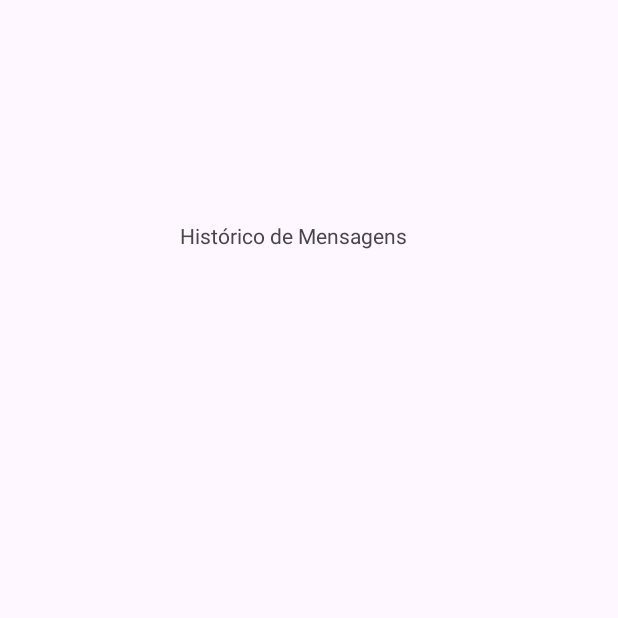
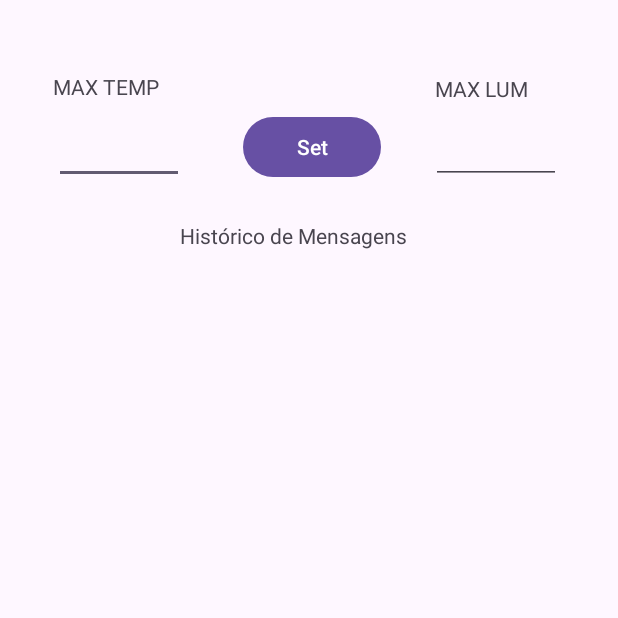
Before and after one commit to DistributedSystems-UFG/mobile-mqtt-client-joaomariofm, an Android app: the screen it shows after launch (MainActivity), on a phone screen of 412 x 824 dp, the top half of it. Run offline under Robolectric (Android 15) with nearby library versions, the phone set to English and light mode, and no system bars; libraries missing offline, so code that uses them is left out: com.hivemq.client; 4 statements that could not run were skipped.

Commit message:
adding max temperature and luminosity feature

```diff
--- a/app/src/main/java/com/example/basicandroidmqttclient/MainActivity.java
+++ b/app/src/main/java/com/example/basicandroidmqttclient/MainActivity.java
@@ -4,6 +4,7 @@ import androidx.appcompat.app.AppCompatActivity;
 
 
 import android.app.Activity;
+import android.content.Intent;
 import android.os.Bundle;
 
 import android.util.Log;
@@ -24,7 +25,7 @@ import java.util.List;
 import java.util.UUID;
 
 public class MainActivity extends AppCompatActivity {
-    public static final String brokerURI = "54.234.202.106";
+    public static final String brokerURI = "23.21.17.173";
 
     Activity thisActivity;
 
@@ -44,6 +45,35 @@ public class MainActivity extends AppCompatActivity {
         simpleList.setAdapter(arrayAdapter);
 
         this.topicSubscription();
+    }
+
+    public void publishMaxValues(View view) {
+        String maxTemperatureTopic = "/set-max-temperature";
+        String maxLuminosityTopic = "/set-max-luminosity";
+
+        EditText maxTemp = (EditText) findViewById(R.id.editMaxTemp);
+        EditText maxLum = (EditText) findViewById(R.id.editMaxLum);
+
+        Mqtt5BlockingClient client = Mqtt5Client.builder()
+                .identifier(UUID.randomUUID().toString())
+                .serverHost(brokerURI)
+                .buildBlocking();
+
+        client.connect();
+
+        client.publishWith()
+                .topic(maxTemperatureTopic)
+                .qos(MqttQos.AT_LEAST_ONCE)
+                .payload(maxTemp.getText().toString().getBytes())
+                .send();
+
+        client.publishWith()
+                .topic(maxLuminosityTopic)
+                .qos(MqttQos.AT_LEAST_ONCE)
+                .payload(maxLum.getText().toString().getBytes())
+                .send();
+
+        client.disconnect();
     }
 
     public void topicSubscription() {
@@ -76,7 +106,9 @@ public class MainActivity extends AppCompatActivity {
                 .callback(msg -> {
                     thisActivity.runOnUiThread(new Runnable() {
                         public void run() {
-                            arrayAdapter.insert(new String(msg.getPayloadAsBytes(), StandardCharsets.UTF_8), arrayAdapter.getCount());
+                            String message = new String(msg.getPayloadAsBytes(), StandardCharsets.UTF_8);
+
+                            arrayAdapter.insert(message, arrayAdapter.getCount());
                             arrayAdapter.notifyDataSetChanged();
                         }
                     });
--- a/app/src/main/res/layout/activity_main.xml
+++ b/app/src/main/res/layout/activity_main.xml
@@ -7,6 +7,59 @@
     android:orientation="vertical"
     tools:context=".MainActivity">
 
+    <EditText
+        android:id="@+id/editMaxTemp"
+        android:layout_width="wrap_content"
+        android:layout_height="wrap_content"
+        android:layout_alignParentStart="true"
+        android:layout_alignParentTop="true"
+        android:layout_alignParentEnd="true"
+        android:layout_marginStart="36dp"
+        android:layout_marginTop="77dp"
+        android:layout_marginEnd="289dp"
+        android:ems="10"
+        android:inputType="text"
+        app:layout_constraintEnd_toEndOf="parent"
+        app:layout_constraintTop_toTopOf="parent" />
+
+    <TextView
+        android:id="@+id/textView2"
+        android:layout_width="93dp"
+        android:layout_height="wrap_content"
+        android:layout_alignParentStart="true"
+        android:layout_alignParentTop="true"
+        android:layout_alignParentEnd="true"
+        android:layout_marginStart="35dp"
+        android:layout_marginTop="48dp"
+        android:layout_marginEnd="283dp"
+        android:text="MAX TEMP" />
+
+    <EditText
+        android:id="@+id/editMaxLum"
+        android:layout_width="wrap_content"
+        android:layout_height="wrap_content"
+        android:layout_alignParentStart="true"
+        android:layout_alignParentTop="true"
+        android:layout_alignParentEnd="true"
+        android:layout_marginStart="287dp"
+        android:layout_marginTop="77dp"
+        android:layout_marginEnd="38dp"
+        android:ems="10"
+        android:inputType="text"
+        app:layout_constraintEnd_toEndOf="parent"
+        app:layout_constraintTop_toTopOf="parent" />
+
+    <TextView
+        android:id="@+id/textView3"
+        android:layout_width="wrap_content"
+        android:layout_height="wrap_content"
+        android:layout_alignParentStart="true"
+        android:layout_alignParentTop="true"
+        android:layout_alignParentEnd="true"
+        android:layout_marginStart="290dp"
+        android:layout_marginTop="49dp"
+        android:layout_marginEnd="38dp"
+        android:text="MAX LUM" />
 
     <LinearLayout
         android:layout_width="match_parent"
@@ -36,4 +89,17 @@
         android:layout_marginEnd="104dp"
         android:text="Histórico de Mensagens" />
 
+    <Button
+        android:id="@+id/button"
+        android:layout_width="wrap_content"
+        android:layout_height="wrap_content"
+        android:layout_alignParentStart="true"
+        android:layout_alignParentTop="true"
+        android:layout_alignParentEnd="true"
+        android:layout_marginStart="162dp"
+        android:layout_marginTop="74dp"
+        android:layout_marginEnd="158dp"
+        android:onClick="publishMaxValues"
+        android:text="Set" />
+
 </RelativeLayout>
```
